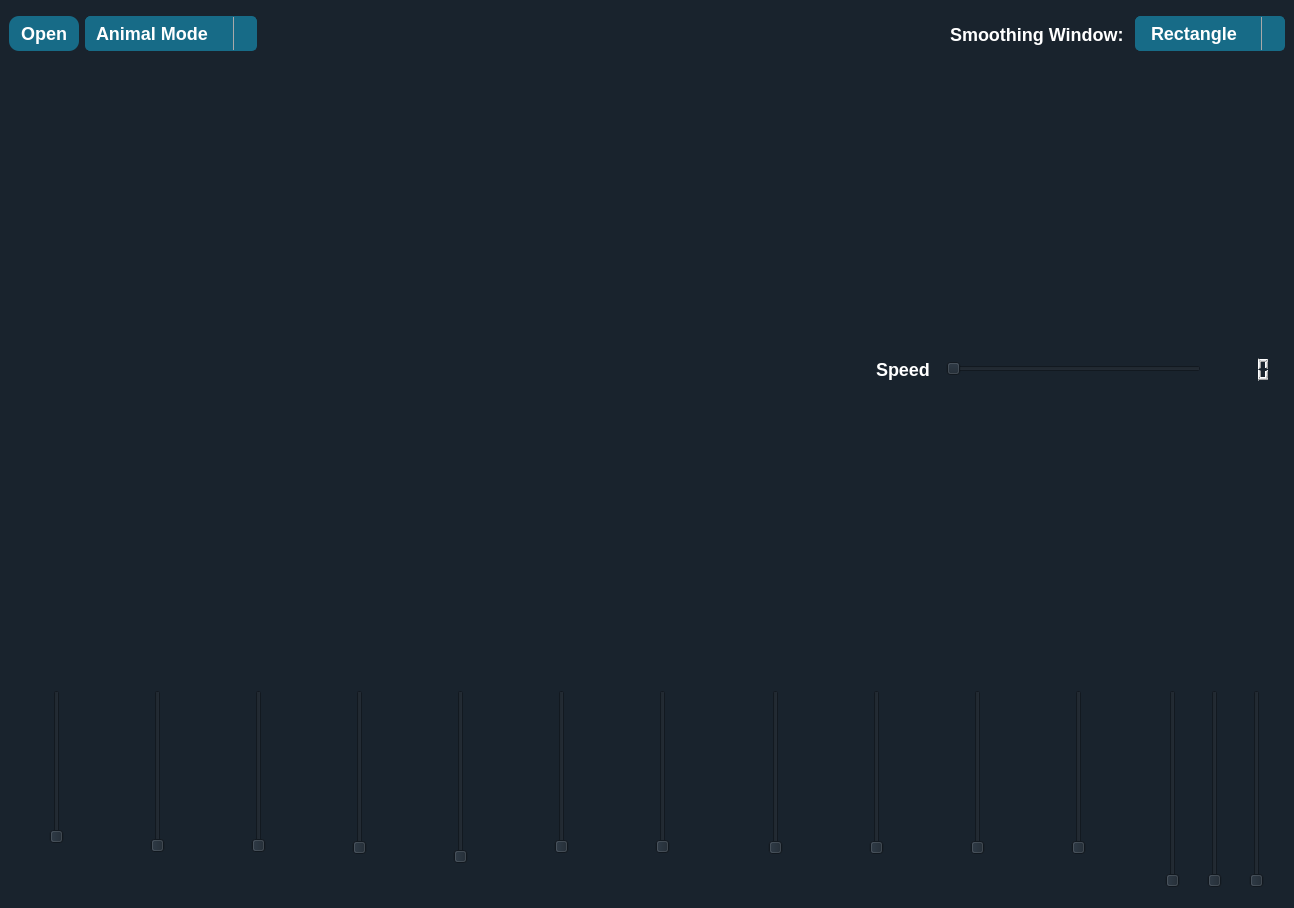
The window that main.ui (omarshaban02/Equalizer) describes before a commit, drawn with Qt 5.
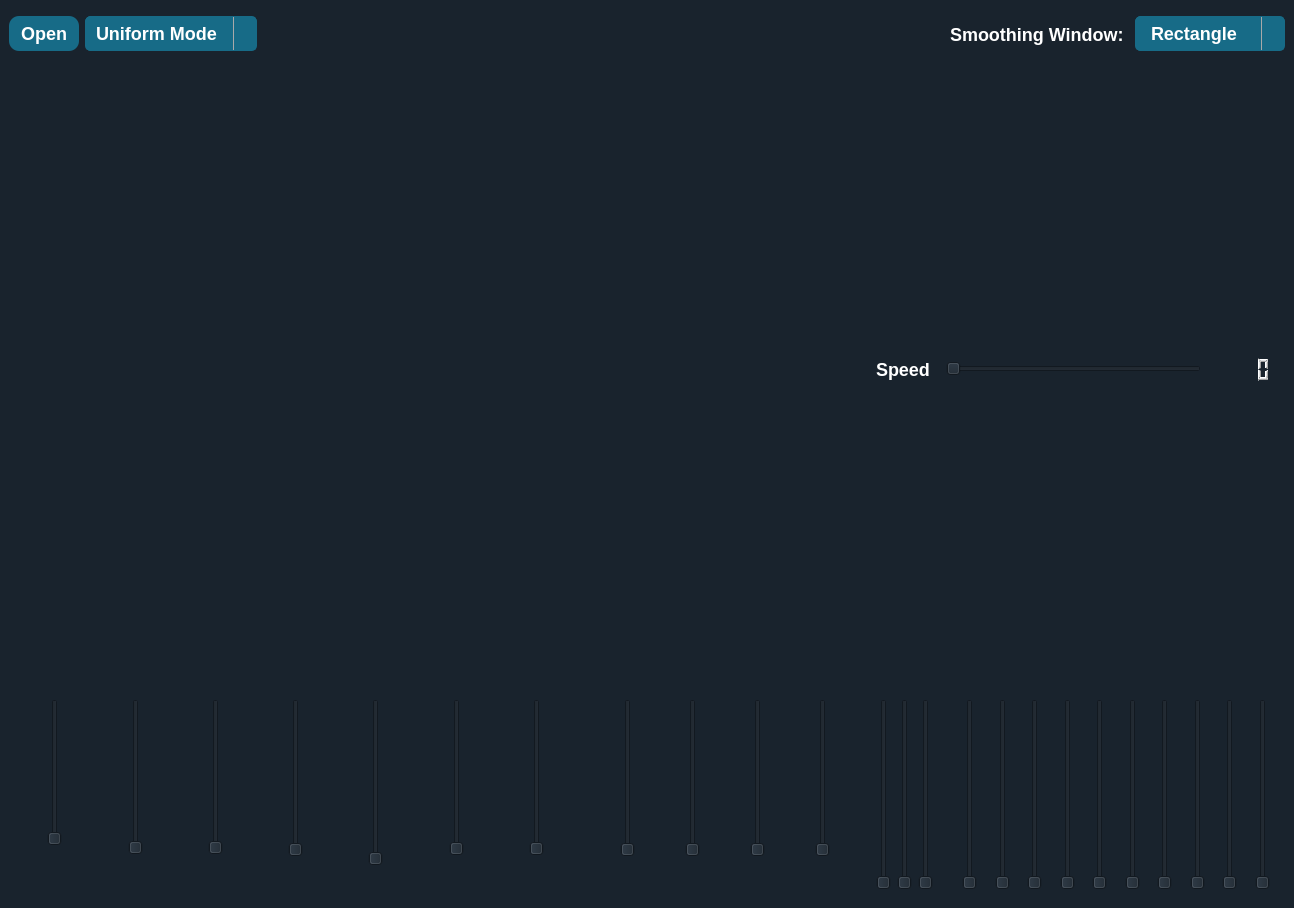
The same window after the commit. Icons and pictures are not drawn.

```diff
--- a/main.ui
+++ b/main.ui
@@ -359,6 +359,11 @@
          <property name="insertPolicy">
           <enum>QComboBox::InsertAtTop</enum>
          </property>
+         <item>
+          <property name="text">
+           <string>Uniform Mode</string>
+          </property>
+         </item>
          <item>
           <property name="text">
            <string>Animal Mode</string>
@@ -918,21 +923,6 @@
        <enum>QFrame::Raised</enum>
       </property>
       <layout class="QHBoxLayout" name="horizontalLayout_4">
-       <property name="spacing">
-        <number>0</number>
-       </property>
-       <property name="leftMargin">
-        <number>0</number>
-       </property>
-       <property name="topMargin">
-        <number>0</number>
-       </property>
-       <property name="rightMargin">
-        <number>0</number>
-       </property>
-       <property name="bottomMargin">
-        <number>11</number>
-       </property>
        <item>
         <widget class="QFrame" name="animals_sliders_frame">
          <property name="sizePolicy">
@@ -1937,6 +1927,430 @@
          </layout>
         </widget>
        </item>
+       <item>
+        <widget class="QFrame" name="uniform_sliders_frame">
+         <property name="sizePolicy">
+          <sizepolicy hsizetype="Expanding" vsizetype="Expanding">
+           <horstretch>0</horstretch>
+           <verstretch>0</verstretch>
+          </sizepolicy>
+         </property>
+         <property name="maximumSize">
+          <size>
+           <width>16777215</width>
+           <height>16777215</height>
+          </size>
+         </property>
+         <property name="frameShape">
+          <enum>QFrame::StyledPanel</enum>
+         </property>
+         <property name="frameShadow">
+          <enum>QFrame::Raised</enum>
+         </property>
+         <layout class="QHBoxLayout" name="horizontalLayout_31">
+          <item>
+           <layout class="QHBoxLayout" name="horizontalLayout_27">
+            <item>
+             <spacer name="horizontalSpacer_50">
+              <property name="orientation">
+               <enum>Qt::Horizontal</enum>
+              </property>
+              <property name="sizeHint" stdset="0">
+               <size>
+                <width>13</width>
+                <height>184</height>
+               </size>
+              </property>
+             </spacer>
+            </item>
+            <item>
+             <widget class="QSlider" name="uniform_slider_1">
+              <property name="cursor">
+               <cursorShape>OpenHandCursor</cursorShape>
+              </property>
+              <property name="orientation">
+               <enum>Qt::Vertical</enum>
+              </property>
+             </widget>
+            </item>
+            <item>
+             <spacer name="horizontalSpacer_51">
+              <property name="orientation">
+               <enum>Qt::Horizontal</enum>
+              </property>
+              <property name="sizeHint" stdset="0">
+               <size>
+                <width>13</width>
+                <height>184</height>
+               </size>
+              </property>
+             </spacer>
+            </item>
+           </layout>
+          </item>
+          <item>
+           <layout class="QHBoxLayout" name="horizontalLayout_25">
+            <item>
+             <spacer name="horizontalSpacer_46">
+              <property name="orientation">
+               <enum>Qt::Horizontal</enum>
+              </property>
+              <property name="sizeHint" stdset="0">
+               <size>
+                <width>13</width>
+                <height>184</height>
+               </size>
+              </property>
+             </spacer>
+            </item>
+            <item>
+             <widget class="QSlider" name="uniform_slider_2">
+              <property name="cursor">
+               <cursorShape>OpenHandCursor</cursorShape>
+              </property>
+              <property name="orientation">
+               <enum>Qt::Vertical</enum>
+              </property>
+             </widget>
+            </item>
+            <item>
+             <spacer name="horizontalSpacer_47">
+              <property name="orientation">
+               <enum>Qt::Horizontal</enum>
+              </property>
+              <property name="sizeHint" stdset="0">
+               <size>
+                <width>13</width>
+                <height>184</height>
+               </size>
+              </property>
+             </spacer>
+            </item>
+           </layout>
+          </item>
+          <item>
+           <layout class="QHBoxLayout" name="horizontalLayout_23">
+            <item>
+             <spacer name="horizontalSpacer_42">
+              <property name="orientation">
+               <enum>Qt::Horizontal</enum>
+              </property>
+              <property name="sizeHint" stdset="0">
+               <size>
+                <width>13</width>
+                <height>184</height>
+               </size>
+              </property>
+             </spacer>
+            </item>
+            <item>
+             <widget class="QSlider" name="uniform_slider_3">
+              <property name="cursor">
+               <cursorShape>OpenHandCursor</cursorShape>
+              </property>
+              <property name="orientation">
+               <enum>Qt::Vertical</enum>
+              </property>
+             </widget>
+            </item>
+            <item>
+             <spacer name="horizontalSpacer_43">
+              <property name="orientation">
+               <enum>Qt::Horizontal</enum>
+              </property>
+              <property name="sizeHint" stdset="0">
+               <size>
+                <width>13</width>
+                <height>184</height>
+               </size>
+              </property>
+             </spacer>
+            </item>
+           </layout>
+          </item>
+          <item>
+           <layout class="QHBoxLayout" name="horizontalLayout_28">
+            <item>
+             <spacer name="horizontalSpacer_52">
+              <property name="orientation">
+               <enum>Qt::Horizontal</enum>
+              </property>
+              <property name="sizeHint" stdset="0">
+               <size>
+                <width>13</width>
+                <height>184</height>
+               </size>
+              </property>
+             </spacer>
+            </item>
+            <item>
+             <widget class="QSlider" name="uniform_slider_4">
+              <property name="cursor">
+               <cursorShape>OpenHandCursor</cursorShape>
+              </property>
+              <property name="orientation">
+               <enum>Qt::Vertical</enum>
+              </property>
+             </widget>
+            </item>
+            <item>
+             <spacer name="horizontalSpacer_53">
+              <property name="orientation">
+               <enum>Qt::Horizontal</enum>
+              </property>
+              <property name="sizeHint" stdset="0">
+               <size>
+                <width>13</width>
+                <height>184</height>
+               </size>
+              </property>
+             </spacer>
+            </item>
+           </layout>
+          </item>
+          <item>
+           <layout class="QHBoxLayout" name="horizontalLayout_26">
+            <item>
+             <spacer name="horizontalSpacer_48">
+              <property name="orientation">
+               <enum>Qt::Horizontal</enum>
+              </property>
+              <property name="sizeHint" stdset="0">
+               <size>
+                <width>13</width>
+                <height>184</height>
+               </size>
+              </property>
+             </spacer>
+            </item>
+            <item>
+             <widget class="QSlider" name="uniform_slider_5">
+              <property name="cursor">
+               <cursorShape>OpenHandCursor</cursorShape>
+              </property>
+              <property name="orientation">
+               <enum>Qt::Vertical</enum>
+              </property>
+             </widget>
+            </item>
+            <item>
+             <spacer name="horizontalSpacer_49">
+              <property name="orientation">
+               <enum>Qt::Horizontal</enum>
+              </property>
+              <property name="sizeHint" stdset="0">
+               <size>
+                <width>13</width>
+                <height>184</height>
+               </size>
+              </property>
+             </spacer>
+            </item>
+           </layout>
+          </item>
+          <item>
+           <layout class="QHBoxLayout" name="horizontalLayout_24">
+            <item>
+             <spacer name="horizontalSpacer_44">
+              <property name="orientation">
+               <enum>Qt::Horizontal</enum>
+              </property>
+              <property name="sizeHint" stdset="0">
+               <size>
+                <width>13</width>
+                <height>184</height>
+               </size>
+              </property>
+             </spacer>
+            </item>
+            <item>
+             <widget class="QSlider" name="uniform_slider_6">
+              <property name="cursor">
+               <cursorShape>OpenHandCursor</cursorShape>
+              </property>
+              <property name="orientation">
+               <enum>Qt::Vertical</enum>
+              </property>
+             </widget>
+            </item>
+            <item>
+             <spacer name="horizontalSpacer_45">
+              <property name="orientation">
+               <enum>Qt::Horizontal</enum>
+              </property>
+              <property name="sizeHint" stdset="0">
+               <size>
+                <width>13</width>
+                <height>184</height>
+               </size>
+              </property>
+             </spacer>
+            </item>
+           </layout>
+          </item>
+          <item>
+           <layout class="QHBoxLayout" name="horizontalLayout_29">
+            <item>
+             <spacer name="horizontalSpacer_54">
+              <property name="orientation">
+               <enum>Qt::Horizontal</enum>
+              </property>
+              <property name="sizeHint" stdset="0">
+               <size>
+                <width>13</width>
+                <height>184</height>
+               </size>
+              </property>
+             </spacer>
+            </item>
+            <item>
+             <widget class="QSlider" name="uniform_slider_7">
+              <property name="cursor">
+               <cursorShape>OpenHandCursor</cursorShape>
+              </property>
+              <property name="orientation">
+               <enum>Qt::Vertical</enum>
+              </property>
+             </widget>
+            </item>
+            <item>
+             <spacer name="horizontalSpacer_55">
+              <property name="orientation">
+               <enum>Qt::Horizontal</enum>
+              </property>
+              <property name="sizeHint" stdset="0">
+               <size>
+                <width>13</width>
+                <height>184</height>
+               </size>
+              </property>
+             </spacer>
+            </item>
+           </layout>
+          </item>
+          <item>
+           <layout class="QHBoxLayout" name="horizontalLayout_21">
+            <item>
+             <spacer name="horizontalSpacer_38">
+              <property name="orientation">
+               <enum>Qt::Horizontal</enum>
+              </property>
+              <property name="sizeHint" stdset="0">
+               <size>
+                <width>13</width>
+                <height>184</height>
+               </size>
+              </property>
+             </spacer>
+            </item>
+            <item>
+             <widget class="QSlider" name="uniform_slider_8">
+              <property name="cursor">
+               <cursorShape>OpenHandCursor</cursorShape>
+              </property>
+              <property name="orientation">
+               <enum>Qt::Vertical</enum>
+              </property>
+             </widget>
+            </item>
+            <item>
+             <spacer name="horizontalSpacer_39">
+              <property name="orientation">
+               <enum>Qt::Horizontal</enum>
+              </property>
+              <property name="sizeHint" stdset="0">
+               <size>
+                <width>13</width>
+                <height>184</height>
+               </size>
+              </property>
+             </spacer>
+            </item>
+           </layout>
+          </item>
+          <item>
+           <layout class="QHBoxLayout" name="horizontalLayout_30">
+            <item>
+             <spacer name="horizontalSpacer_56">
+              <property name="orientation">
+               <enum>Qt::Horizontal</enum>
+              </property>
+              <property name="sizeHint" stdset="0">
+               <size>
+                <width>13</width>
+                <height>184</height>
+               </size>
+              </property>
+             </spacer>
+            </item>
+            <item>
+             <widget class="QSlider" name="uniform_slider_9">
+              <property name="cursor">
+               <cursorShape>OpenHandCursor</cursorShape>
+              </property>
+              <property name="orientation">
+               <enum>Qt::Vertical</enum>
+              </property>
+             </widget>
+            </item>
+            <item>
+             <spacer name="horizontalSpacer_57">
+              <property name="orientation">
+               <enum>Qt::Horizontal</enum>
+              </property>
+              <property name="sizeHint" stdset="0">
+               <size>
+                <width>13</width>
+                <height>184</height>
+               </size>
+              </property>
+             </spacer>
+            </item>
+           </layout>
+          </item>
+          <item>
+           <layout class="QHBoxLayout" name="horizontalLayout_20">
+            <item>
+             <spacer name="horizontalSpacer_36">
+              <property name="orientation">
+               <enum>Qt::Horizontal</enum>
+              </property>
+              <property name="sizeHint" stdset="0">
+               <size>
+                <width>13</width>
+                <height>184</height>
+               </size>
+              </property>
+             </spacer>
+            </item>
+            <item>
+             <widget class="QSlider" name="uniform_slider_10">
+              <property name="cursor">
+               <cursorShape>OpenHandCursor</cursorShape>
+              </property>
+              <property name="orientation">
+               <enum>Qt::Vertical</enum>
+              </property>
+             </widget>
+            </item>
+            <item>
+             <spacer name="horizontalSpacer_37">
+              <property name="orientation">
+               <enum>Qt::Horizontal</enum>
+              </property>
+              <property name="sizeHint" stdset="0">
+               <size>
+                <width>13</width>
+                <height>184</height>
+               </size>
+              </property>
+             </spacer>
+            </item>
+           </layout>
+          </item>
+         </layout>
+        </widget>
+       </item>
       </layout>
      </widget>
     </item>
```
Left out of the diff: 1 changed line with no effect on the pictures.
